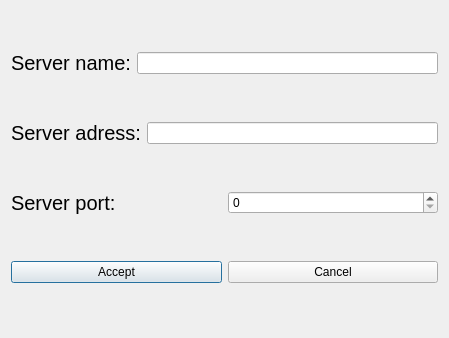
Old version of the form editserver.ui in the repository szsoppa/IRCclient.
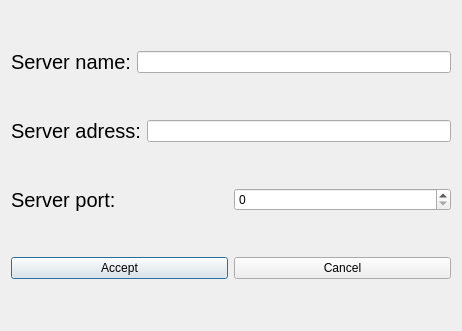
New version of the form.

```diff
--- a/editserver.ui
+++ b/editserver.ui
@@ -6,8 +6,8 @@
    <rect>
     <x>0</x>
     <y>0</y>
-    <width>449</width>
-    <height>338</height>
+    <width>462</width>
+    <height>331</height>
    </rect>
   </property>
   <property name="windowTitle">
```
